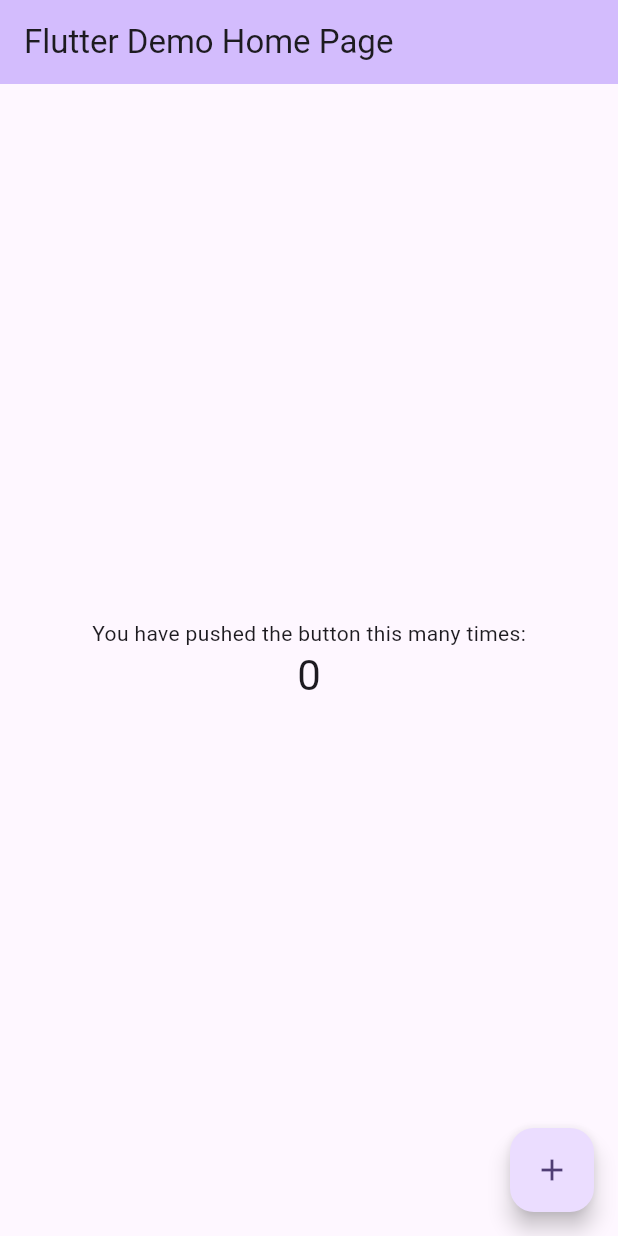
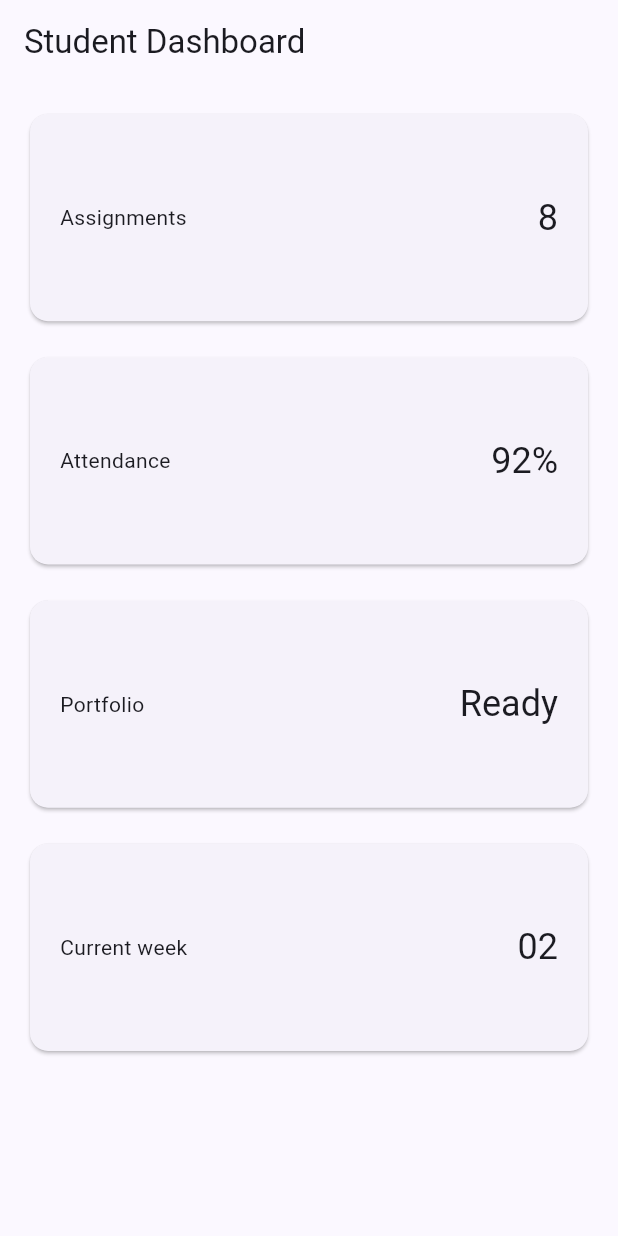
Before and after one commit to DinaKSari/244107020072-mobile-course, a Flutter app: the screen it shows after launch, on a phone screen of 412 x 824 dp. Run offline on Flutter 3.47's test engine with Material 3 defaults, Android fonts, the light colour scheme and no system bars.

Commit message:
membuat aplikasi profil sederhana

```diff
--- a/02-week-2-declarative-ui-responsive-design/responsive_dashboard/lib/main.dart
+++ b/02-week-2-declarative-ui-responsive-design/responsive_dashboard/lib/main.dart
@@ -11,112 +11,59 @@ class MyApp extends StatelessWidget {
   @override
   Widget build(BuildContext context) {
     return MaterialApp(
-      title: 'Flutter Demo',
-      theme: ThemeData(
-        // This is the theme of your application.
-        //
-        // TRY THIS: Try running your application with "flutter run". You'll see
-        // the application has a purple toolbar. Then, without quitting the app,
-        // try changing the seedColor in the colorScheme below to Colors.green
-        // and then invoke "hot reload" (save your changes or press the "hot
-        // reload" button in a Flutter-supported IDE, or press "r" if you used
-        // the command line to start the app).
-        //
-        // Notice that the counter didn't reset back to zero; the application
-        // state is not lost during the reload. To reset the state, use hot
-        // restart instead.
-        //
-        // This works for code too, not just values: Most code changes can be
-        // tested with just a hot reload.
-        colorScheme: .fromSeed(seedColor: Colors.deepPurple),
-      ),
-      home: const MyHomePage(title: 'Flutter Demo Home Page'),
+      debugShowCheckedModeBanner: false,
+      theme: ThemeData(useMaterial3: true, colorSchemeSeed: Colors.indigo),
+      darkTheme: ThemeData(useMaterial3: true, brightness: Brightness.dark, colorSchemeSeed: Colors.indigo),
+      themeMode: ThemeMode.system,
+      home: const DashboardPage(),
     );
   }
 }
 
-class MyHomePage extends StatefulWidget {
-  const MyHomePage({super.key, required this.title});
-
-  // This widget is the home page of your application. It is stateful, meaning
-  // that it has a State object (defined below) that contains fields that affect
-  // how it looks.
-
-  // This class is the configuration for the state. It holds the values (in this
-  // case the title) provided by the parent (in this case the App widget) and
-  // used by the build method of the State. Fields in a Widget subclass are
-  // always marked "final".
-
-  final String title;
-
-  @override
-  State<MyHomePage> createState() => _MyHomePageState();
-}
-
-class _MyHomePageState extends State<MyHomePage> {
-  int _counter = 0;
-
-  void _incrementCounter() {
-    setState(() {
-      // This call to setState tells the Flutter framework that something has
-      // changed in this State, which causes it to rerun the build method below
-      // so that the display can reflect the updated values. If we changed
-      // _counter without calling setState(), then the build method would not be
-      // called again, and so nothing would appear to happen.
-      _counter++;
-    });
-  }
+class DashboardPage extends StatelessWidget {
+  const DashboardPage({super.key});
 
   @override
   Widget build(BuildContext context) {
-    // This method is rerun every time setState is called, for instance as done
-    // by the _incrementCounter method above.
-    //
-    // The Flutter framework has been optimized to make rerunning build methods
-    // fast, so that you can just rebuild anything that needs updating rather
-    // than having to individually change instances of widgets.
     return Scaffold(
-      appBar: AppBar(
-        // TRY THIS: Try changing the color here to a specific color (to
-        // Colors.amber, perhaps?) and trigger a hot reload to see the AppBar
-        // change color while the other colors stay the same.
-        backgroundColor: Theme.of(context).colorScheme.inversePrimary,
-        // Here we take the value from the MyHomePage object that was created by
-        // the App.build method, and use it to set our appbar title.
-        title: Text(widget.title),
-      ),
-      body: Center(
-        // Center is a layout widget. It takes a single child and positions it
-        // in the middle of the parent.
-        child: Column(
-          // Column is also a layout widget. It takes a list of children and
-          // arranges them vertically. By default, it sizes itself to fit its
-          // children horizontally, and tries to be as tall as its parent.
-          //
-          // Column has various properties to control how it sizes itself and
-          // how it positions its children. Here we use mainAxisAlignment to
-          // center the children vertically; the main axis here is the vertical
-          // axis because Columns are vertical (the cross axis would be
-          // horizontal).
-          //
-          // TRY THIS: Invoke "debug painting" (choose the "Toggle Debug Paint"
-          // action in the IDE, or press "p" in the console), to see the
-          // wireframe for each widget.
-          mainAxisAlignment: .center,
-          children: [
-            const Text('You have pushed the button this many times:'),
-            Text(
-              '$_counter',
-              style: Theme.of(context).textTheme.headlineMedium,
-            ),
-          ],
-        ),
-      ),
-      floatingActionButton: FloatingActionButton(
-        onPressed: _incrementCounter,
-        tooltip: 'Increment',
-        child: const Icon(Icons.add),
+      appBar: AppBar(title: const Text('Student Dashboard')),
+      body: LayoutBuilder(
+        builder: (context, constraints) {
+          final columns = constraints.maxWidth >= 700 ? 2 : 1;
+          return GridView.count(
+            padding: const EdgeInsets.all(16),
+            crossAxisCount: columns,
+            crossAxisSpacing: 16,
+            mainAxisSpacing: 16,
+            childAspectRatio: 2.6,
+            children: const [
+              DashboardCard(title: 'Assignments', value: '8'),
+              DashboardCard(title: 'Attendance', value: '92%'),
+              DashboardCard(title: 'Portfolio', value: 'Ready'),
+              DashboardCard(title: 'Current week', value: '02'),
+            ],
+          );
+        },
       ),
     );
   }
 }
+
+class DashboardCard extends StatelessWidget {
+  const DashboardCard({required this.title, required this.value, super.key});
+  final String title;
+  final String value;
+
+  @override
+  Widget build(BuildContext context) {
+    return Card(
+      child: Padding(
+        padding: const EdgeInsets.all(20),
+        child: Row(children: [
+          Expanded(child: Text(title)),
+          Text(value, style: Theme.of(context).textTheme.headlineSmall),
+        ]),
+      ),
+    );
+  }
+}
```
